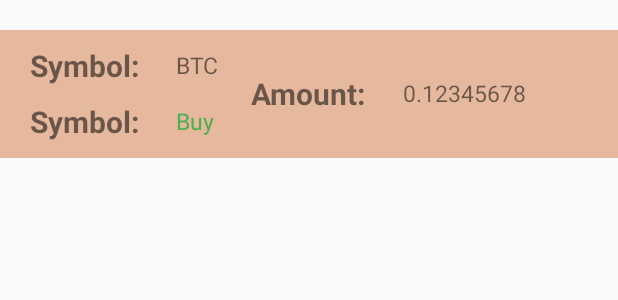
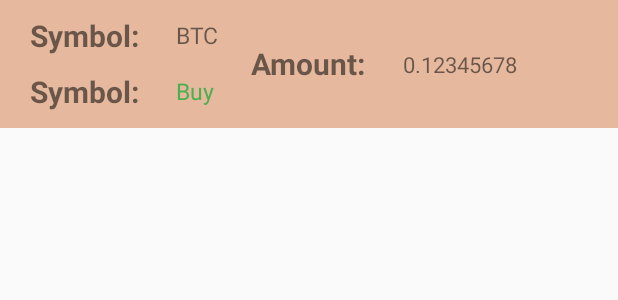
Before and after one commit to christiankfoury/CoinMonkey, an Android app: the layout orders_child_view.xml on its own in the app's theme, with its tools: preview values and no code run, on a phone screen of 412 x 824 dp. Shown: the top 300 px of the screen. Run offline under Robolectric (Android 15) with nearby library versions, the phone set to English and light mode, and no system bars.

Commit message:
Made order details design

```diff
--- a/app/src/main/res/layout/orders_child_view.xml
+++ b/app/src/main/res/layout/orders_child_view.xml
@@ -6,10 +6,10 @@
     android:layout_height="wrap_content">
 
     <RelativeLayout
-        android:layout_marginTop="20dp"
         android:layout_width="match_parent"
         android:layout_height="85dp"
-        android:background="#E6B99F">
+        android:background="#E6B99F"
+        android:id="@+id/relativeLayoutOrderRV">
 
         <TextView
             android:id="@+id/coinSymbolOrderLabel"
@@ -66,15 +66,18 @@
             android:textSize="20dp"
             android:textStyle="bold" />
 
-            <TextView
-                android:id="@+id/coinAmountOrder"
-                android:layout_width="wrap_content"
-                android:layout_height="27dp"
-                android:layout_toRightOf="@id/coinAmountOrderLabel"
-                android:text="0.12345678"
-                android:textSize="15dp"
-                android:layout_centerVertical="true"
-                android:gravity="center"
-                android:layout_marginLeft="20dp"/>
+        <TextView
+            android:id="@+id/coinAmountOrder"
+            android:layout_width="120dp"
+            android:layout_height="20dp"
+            android:layout_centerInParent="true"
+            android:layout_marginLeft="20dp"
+            android:layout_toRightOf="@id/coinAmountOrderLabel"
+            android:autoSizeMinTextSize="2dp"
+            android:autoSizeTextType="uniform"
+            android:gravity="center|left"
+            android:text="0.12345678"
+            android:textSize="15dp"
+            app:autoSizeStepGranularity="2sp" />
     </RelativeLayout>
 </LinearLayout>
```
Also changed, not shown: app/src/main/java/com/example/coinmonkey/RecyclerViewAdapterOrder.java (+9 -0 lines), app/src/main/res/layout/activity_orders.xml (+28 -4 lines).
